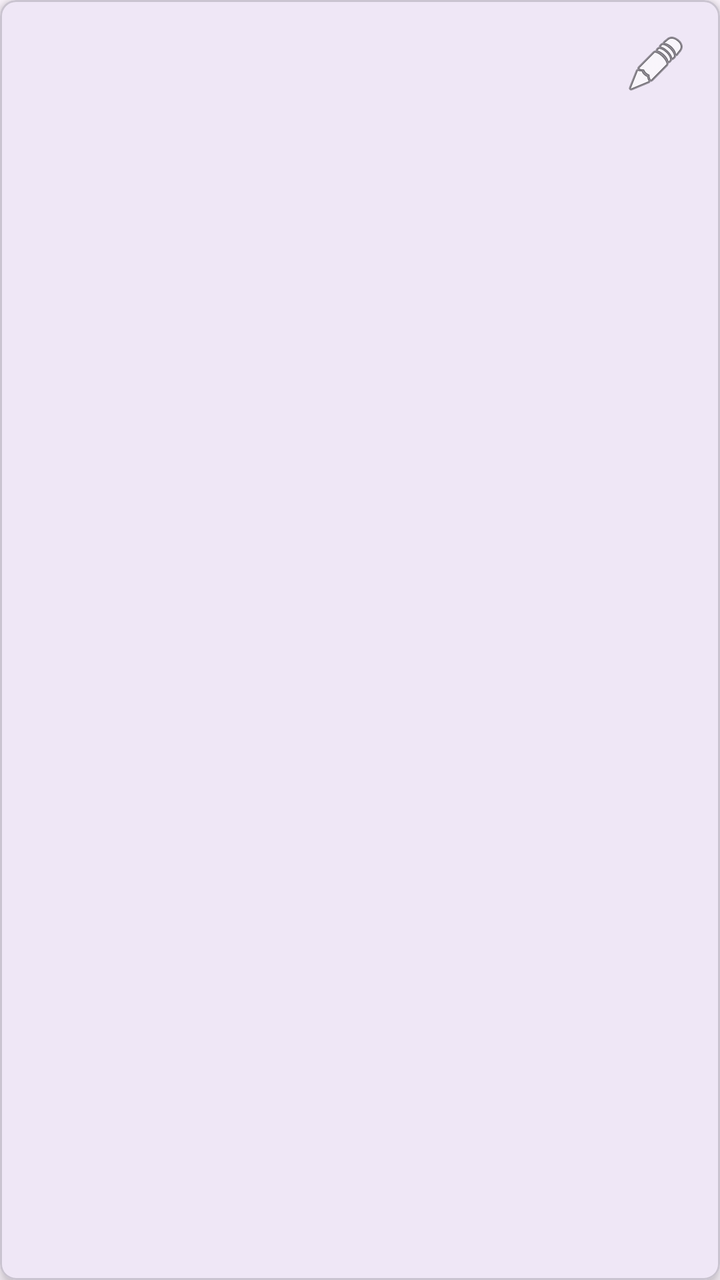
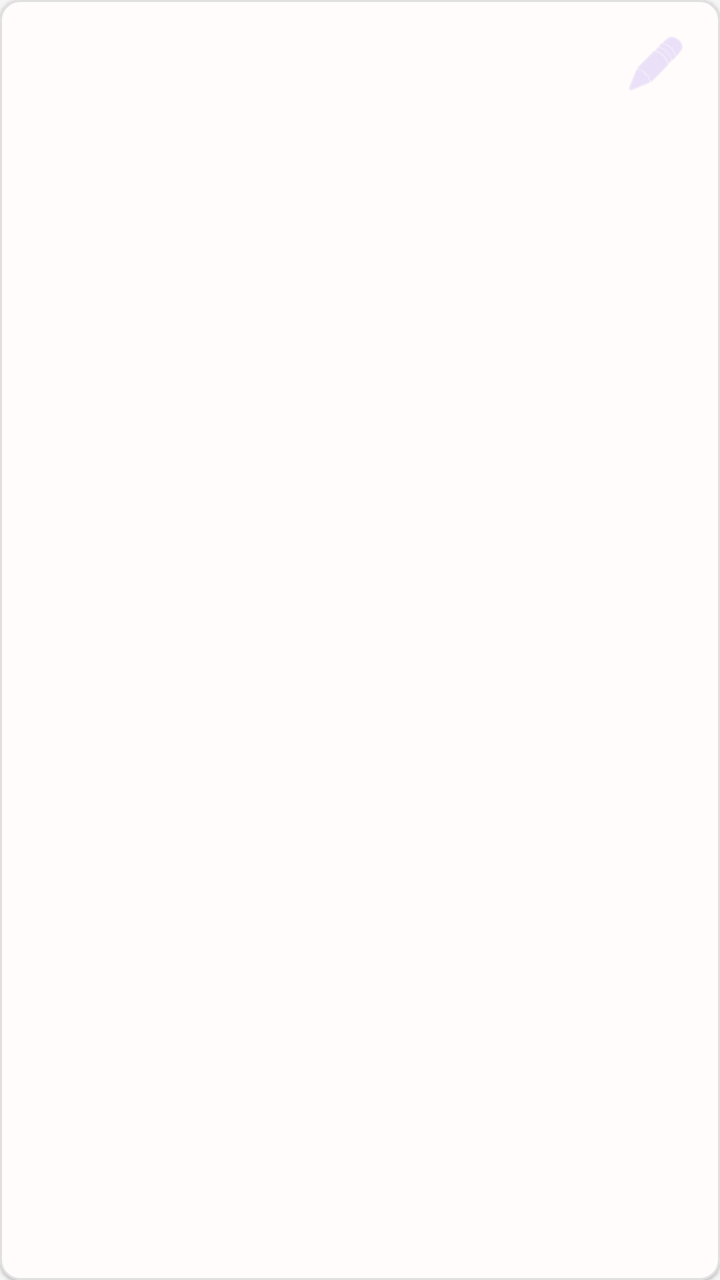

Before-and-after screenshots of an Android layout around one commit, followed by the original layout XML and the change that was made.
<!-- AndroidManifest.xml: application theme Theme.TASKFORGE -->
<!-- res/layout/item_project.xml -->
<?xml version="1.0" encoding="utf-8"?>
<com.google.android.material.card.MaterialCardView xmlns:android="http://schemas.android.com/apk/res/android"
    xmlns:app="http://schemas.android.com/apk/res-auto"
    android:layout_width="match_parent"
    android:layout_height="wrap_content"
    android:layout_margin="8dp"
    app:cardElevation="4dp"
    app:cardCornerRadius="8dp">

    <androidx.constraintlayout.widget.ConstraintLayout
        android:layout_width="match_parent"
        android:layout_height="wrap_content"
        android:padding="16dp">

        <TextView
            android:id="@+id/tvProjectName"
            android:layout_width="0dp"
            android:layout_height="wrap_content"
            android:layout_marginEnd="8dp"
            android:textSize="20sp"
            android:textStyle="bold"
            android:textColor="?attr/colorPrimary"
            app:layout_constraintTop_toTopOf="parent"
            app:layout_constraintStart_toStartOf="parent"
            app:layout_constraintEnd_toStartOf="@id/btnEditProject" />

        <ImageButton
            android:id="@+id/btnEditProject"
            android:layout_width="32dp"
            android:layout_height="32dp"
            android:src="@android:drawable/ic_menu_edit"
            android:background="?attr/selectableItemBackgroundBorderless"
            android:contentDescription="Edit Project"
            app:layout_constraintTop_toTopOf="parent"
            app:layout_constraintEnd_toEndOf="parent" />

        <TextView
            android:id="@+id/tvProjectDesc"
            android:layout_width="match_parent"
            android:layout_height="wrap_content"
            android:layout_marginTop="8dp"
            android:textSize="16sp"
            app:layout_constraintTop_toBottomOf="@id/tvProjectName" />

        <TextView
            android:id="@+id/tvProjectMembers"
            android:layout_width="match_parent"
            android:layout_height="wrap_content"
            android:layout_marginTop="8dp"
            android:textSize="14sp"
            android:textColor="@android:color/darker_gray"
            app:layout_constraintTop_toBottomOf="@id/tvProjectDesc" />

    </androidx.constraintlayout.widget.ConstraintLayout>

</com.google.android.material.card.MaterialCardView>
<!-- resources referenced by this layout -->
<resources>
  <style name="Base.Theme.TASKFORGE" parent="Theme.Material3.DayNight.NoActionBar">
          <item name="android:windowLightStatusBar">true</item>
          
          
      </style>
  <!-- unchanged entries left out for length: 1 -->
</resources>

<!-- the commit's change to res/layout/item_project.xml (unified diff, before → after) -->
@@ -1,11 +1,10 @@
 <?xml version="1.0" encoding="utf-8"?>
 <com.google.android.material.card.MaterialCardView xmlns:android="http://schemas.android.com/apk/res/android"
     xmlns:app="http://schemas.android.com/apk/res-auto"
+    style="@style/Widget.TaskForge.CardView"
     android:layout_width="match_parent"
     android:layout_height="wrap_content"
-    android:layout_margin="8dp"
-    app:cardElevation="4dp"
-    app:cardCornerRadius="8dp">
+    android:layout_margin="8dp">
 
     <androidx.constraintlayout.widget.ConstraintLayout
         android:layout_width="match_parent"
@@ -17,9 +16,8 @@
             android:layout_width="0dp"
             android:layout_height="wrap_content"
             android:layout_marginEnd="8dp"
-            android:textSize="20sp"
-            android:textStyle="bold"
-            android:textColor="?attr/colorPrimary"
+            android:textAppearance="@style/TextAppearance.TaskForge.Headline2"
+            android:textColor="@color/ui_heading_text"
             app:layout_constraintTop_toTopOf="parent"
             app:layout_constraintStart_toStartOf="parent"
             app:layout_constraintEnd_toStartOf="@id/btnEditProject" />
@@ -29,6 +27,7 @@
             android:layout_width="32dp"
             android:layout_height="32dp"
             android:src="@android:drawable/ic_menu_edit"
+            app:tint="@color/ui_accent_secondary"
             android:background="?attr/selectableItemBackgroundBorderless"
             android:contentDescription="Edit Project"
             app:layout_constraintTop_toTopOf="parent"
@@ -39,7 +38,7 @@
             android:layout_width="match_parent"
             android:layout_height="wrap_content"
             android:layout_marginTop="8dp"
-            android:textSize="16sp"
+            android:textAppearance="@style/TextAppearance.TaskForge.Body"
             app:layout_constraintTop_toBottomOf="@id/tvProjectName" />
 
         <TextView
@@ -47,8 +46,8 @@
             android:layout_width="match_parent"
             android:layout_height="wrap_content"
             android:layout_marginTop="8dp"
-            android:textSize="14sp"
-            android:textColor="@android:color/darker_gray"
+            android:textAppearance="@style/TextAppearance.TaskForge.Caption"
+            android:textColor="@color/ui_hint_text"
             app:layout_constraintTop_toBottomOf="@id/tvProjectDesc" />
 
     </androidx.constraintlayout.widget.ConstraintLayout>
<!-- resource entries referenced after the edit -->
@@ -1,9 +1,107 @@
 <!-- resources referenced by this layout -->
 <resources>
+  <color name="ui_accent_secondary">#DCCFF6</color>
+  <color name="ui_heading_text">#212121</color>
+  <color name="ui_hint_text">#8E8E8E</color>
+  <style name="TextAppearance.TaskForge.Body" parent="TextAppearance.Material3.BodyLarge">
+          <item name="android:textSize">16sp</item>
+          <item name="android:textStyle">normal</item>
+          <item name="android:fontFamily">sans-serif</item>
+          <item name="android:textColor">@color/ui_body_text</item>
+      </style>
+  <style name="TextAppearance.TaskForge.Caption" parent="TextAppearance.Material3.BodyMedium">
+          <item name="android:textSize">14sp</item>
+          <item name="android:textStyle">normal</item>
+          <item name="android:fontFamily">sans-serif-medium</item>
+          <item name="android:textColor">@color/ui_hint_text</item>
+      </style>
+  <style name="TextAppearance.TaskForge.Headline2" parent="TextAppearance.Material3.TitleLarge">
+          <item name="android:textSize">20sp</item>
+          <item name="android:textStyle">normal</item>
+          <item name="android:fontFamily">sans-serif-medium</item>
+          <item name="android:textColor">@color/ui_heading_text</item>
+      </style>
+  <style name="Widget.TaskForge.CardView" parent="Widget.MaterialComponents.CardView">
+          <item name="strokeColor">@color/ui_card_border</item>
+          <item name="strokeWidth">1dp</item>
+          <item name="cardCornerRadius">10dp</item>
+          <item name="cardElevation">1dp</item>
+          <item name="cardBackgroundColor">@color/white</item>
+      </style>
+  <color name="ui_body_text">#4A4A4A</color>
+  <color name="ui_card_border">#E0E0E0</color>
+  <color name="white">#FFFFFFFF</color>
   <style name="Base.Theme.TASKFORGE" parent="Theme.Material3.DayNight.NoActionBar">
           <item name="android:windowLightStatusBar">true</item>
-          
-          
+          <item name="colorPrimary">@color/ui_accent_primary</item>
+          <item name="colorOnPrimary">@color/white</item>
+          <item name="colorSecondary">@color/ui_accent_secondary</item>
+          <item name="colorOnSecondary">@color/ui_heading_text</item>
+          <item name="android:colorBackground">@color/ui_background</item>
+          <item name="colorSurface">@color/white</item>
+          <item name="colorOnSurface">@color/ui_body_text</item>
+          <item name="colorOnSurfaceVariant">@color/ui_hint_text</item>
+          <item name="android:windowBackground">@color/ui_background</item>
+          <item name="android:navigationBarColor">@color/white</item>
+          <item name="android:statusBarColor">@color/ui_background</item>
+          <item name="android:fontFamily">sans-serif</item>
+          <item name="textAppearanceHeadlineLarge">@style/TextAppearance.TaskForge.Headline1</item>
+          <item name="textAppearanceTitleLarge">@style/TextAppearance.TaskForge.Headline2</item>
+          <item name="textAppearanceBodyLarge">@style/TextAppearance.TaskForge.Body</item>
+          <item name="textAppearanceBodyMedium">@style/TextAppearance.TaskForge.Caption</item>
+          <item name="materialButtonStyle">@style/Widget.TaskForge.Button.Primary</item>
+          <item name="materialCardViewStyle">@style/Widget.TaskForge.CardView</item>
+          <item name="floatingActionButtonStyle">@style/Widget.TaskForge.FAB</item>
+          <item name="textInputStyle">@style/Widget.TaskForge.TextInputLayout</item>
+          <item name="editTextStyle">@style/Widget.TaskForge.EditText</item>
+          <item name="bottomNavigationStyle">@style/Widget.TaskForge.BottomNavigationView</item>
+          <item name="materialAlertDialogTheme">@style/ThemeOverlay.TaskForge.MaterialAlertDialog</item>
+      </style>
+  <color name="ui_accent_primary">#FFCCB6</color>
+  <color name="ui_background">#F5F5F5</color>
+  <style name="TextAppearance.TaskForge.Headline1" parent="TextAppearance.Material3.HeadlineLarge">
+          <item name="android:textSize">24sp</item>
+          <item name="android:textStyle">bold</item>
+          <item name="android:fontFamily">sans-serif</item>
+          <item name="android:textColor">@color/ui_heading_text</item>
+      </style>
+  <style name="Widget.TaskForge.Button.Primary" parent="Widget.MaterialComponents.Button">
+          <item name="android:minHeight">48dp</item>
+          <item name="cornerRadius">8dp</item>
+          <item name="backgroundTint">@color/ui_accent_primary</item>
+          <item name="android:textColor">@color/white</item>
+          <item name="android:textStyle">bold</item>
+          <item name="android:fontFamily">sans-serif-medium</item>
+      </style>
+  <style name="Widget.TaskForge.FAB" parent="Widget.MaterialComponents.FloatingActionButton">
+          <item name="backgroundTint">@color/ui_accent_primary</item>
+          <item name="tint">@color/white</item>
+      </style>
+  <style name="Widget.TaskForge.TextInputLayout" parent="Widget.MaterialComponents.TextInputLayout.OutlinedBox">
+          <item name="boxBackgroundColor">@color/white</item>
+          <item name="boxStrokeColor">@color/ui_accent_secondary</item>
+          <item name="boxStrokeWidth">1dp</item>
+          <item name="boxStrokeWidthFocused">2dp</item>
+          <item name="hintTextColor">@color/ui_hint_text</item>
+      </style>
+  <style name="Widget.TaskForge.EditText" parent="Widget.MaterialComponents.TextInputEditText.OutlinedBox">
+          <item name="android:textColor">@color/ui_body_text</item>
+          <item name="android:textColorHint">@color/ui_hint_text</item>
+          <item name="android:textSize">16sp</item>
+          <item name="android:fontFamily">sans-serif</item>
+      </style>
+  <style name="Widget.TaskForge.BottomNavigationView" parent="Widget.MaterialComponents.BottomNavigationView">
+          <item name="itemIconTint">@color/bottom_nav_tint</item>
+          <item name="itemTextColor">@color/bottom_nav_tint</item>
+          <item name="android:background">@color/white</item>
+      </style>
+  <style name="ThemeOverlay.TaskForge.MaterialAlertDialog" parent="ThemeOverlay.MaterialComponents.MaterialAlertDialog">
+          <item name="materialAlertDialogBodyTextStyle">@style/TextAppearance.TaskForge.Body</item>
+          <item name="shapeAppearanceOverlay">@style/ShapeAppearanceOverlay.TaskForge.Dialog</item>
+      </style>
+  <style name="ShapeAppearanceOverlay.TaskForge.Dialog" parent="">
+          <item name="cornerFamily">rounded</item>
+          <item name="cornerSize">20dp</item>
       </style>
   <!-- unchanged entries left out for length: 1 -->
 </resources>
